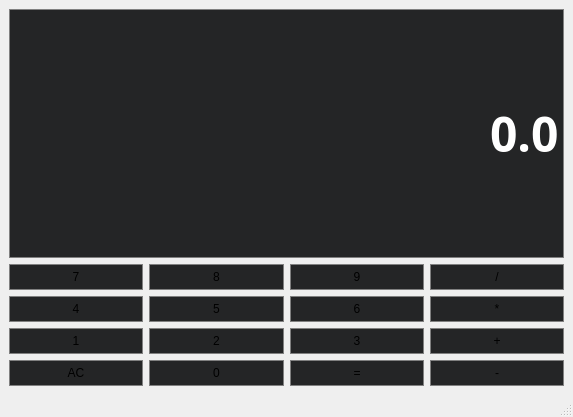
wluxie/qt-calculator, file calculator.ui: the form before one commit.
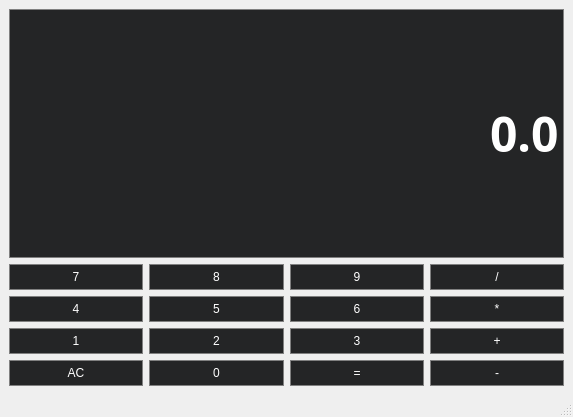
The form after the commit.

Patch:
```diff
--- a/calculator.ui
+++ b/calculator.ui
@@ -26,6 +26,7 @@
       <property name="styleSheet">
        <string notr="true">QPushButton{
 	background-color: #242526;
+	color: white;
 	border: 1px solid gray;
 	padding: 5px;
 }
@@ -52,6 +53,7 @@
       <property name="styleSheet">
        <string notr="true">QPushButton{
 	background-color: #242526;
+	color: white;
 	border: 1px solid gray;
 	padding: 5px;
 }
@@ -78,6 +80,7 @@
       <property name="styleSheet">
        <string notr="true">QPushButton{
 	background-color: #242526;
+	color: white;
 	border: 1px solid gray;
 	padding: 5px;
 }
@@ -104,6 +107,7 @@
       <property name="styleSheet">
        <string notr="true">QPushButton{
 	background-color: #242526;
+	color: white;
 	border: 1px solid gray;
 	padding: 5px;
 }
@@ -130,6 +134,7 @@
       <property name="styleSheet">
        <string notr="true">QPushButton{
 	background-color: #242526;
+	color: white;
 	border: 1px solid gray;
 	padding: 5px;
 }
@@ -156,6 +161,7 @@
       <property name="styleSheet">
        <string notr="true">QPushButton{
 	background-color: #242526;
+	color: white;
 	border: 1px solid gray;
 	padding: 5px;
 }
@@ -182,6 +188,7 @@
       <property name="styleSheet">
        <string notr="true">QPushButton{
 	background-color: #242526;
+	color: white;
 	border: 1px solid gray;
 	padding: 5px;
 }
@@ -208,6 +215,7 @@
       <property name="styleSheet">
        <string notr="true">QPushButton{
 	background-color: #242526;
+	color: white;
 	border: 1px solid gray;
 	padding: 5px;
 }
@@ -234,6 +242,7 @@
       <property name="styleSheet">
        <string notr="true">QPushButton{
 	background-color: #242526;
+	color: white;
 	border: 1px solid gray;
 	padding: 5px;
 }
@@ -260,6 +269,7 @@
       <property name="styleSheet">
        <string notr="true">QPushButton{
 	background-color: #242526;
+	color: white;
 	border: 1px solid gray;
 	padding: 5px;
 }
@@ -286,6 +296,7 @@
       <property name="styleSheet">
        <string notr="true">QPushButton{
 	background-color: #242526;
+	color: white;
 	border: 1px solid gray;
 	padding: 5px;
 }
@@ -312,6 +323,7 @@
       <property name="styleSheet">
        <string notr="true">QPushButton{
 	background-color: #242526;
+	color: white;
 	border: 1px solid gray;
 	padding: 5px;
 }
@@ -338,6 +350,7 @@
       <property name="styleSheet">
        <string notr="true">QPushButton{
 	background-color: #242526;
+	color: white;
 	border: 1px solid gray;
 	padding: 5px;
 }
@@ -364,6 +377,7 @@
       <property name="styleSheet">
        <string notr="true">QPushButton{
 	background-color: #242526;
+	color: white;
 	border: 1px solid gray;
 	padding: 5px;
 }
@@ -390,6 +404,7 @@
       <property name="styleSheet">
        <string notr="true">QPushButton{
 	background-color: #242526;
+	color: white;
 	border: 1px solid gray;
 	padding: 5px;
 }
@@ -416,6 +431,7 @@
       <property name="styleSheet">
        <string notr="true">QPushButton{
 	background-color: #242526;
+	color: white;
 	border: 1px solid gray;
 	padding: 5px;
 }
```
Left out of the diff: 20 changed lines with no effect on the pictures.
